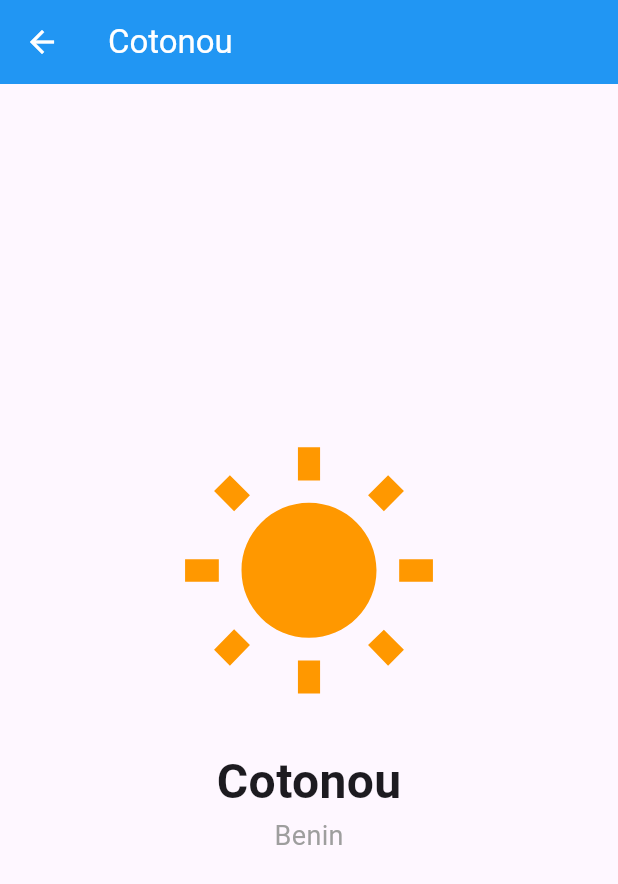
After one commit to BADAMariano/tp-developpement-mobile-groupe-9, a Flutter app: the screen it shows after launch, after a tap on "Chargement...", on a phone screen of 412 x 824 dp. The commit adds this screen. Shown: the top 884 px of the screen. Run offline on Flutter 3.47's test engine with Material 3 defaults, Android fonts, the phone set to English and light mode, and no system bars; our stand-ins replace dio, flutter_local_notifications, geolocator, image_picker.

Commit message:
TP4 -Ajouter Hero sur l'écran d'accueil

```diff
--- a/lib/screens/ecran_accueil.dart
+++ b/lib/screens/ecran_accueil.dart
@@ -6,6 +6,7 @@ import '../viewmodels/ville_viewmodels.dart';
 import '../services/meteo_service.dart';
 import '../services/localisation_service.dart';
 import 'ecran_liste_ville.dart';
+import 'ecran_detail_ville.dart';
 
 class EcranAccueil extends StatefulWidget {
   const EcranAccueil({super.key});
@@ -20,10 +21,22 @@ class _EcranAccueilState extends State<EcranAccueil> {
   @override
   void initState() {
     super.initState();
-    // Demarrer l'animation apres 300 ms
     Future.delayed(Duration(milliseconds: 300), () {
       if (mounted) setState(() => _visible = true);
     });
+  }
+
+  IconData _iconeMeteo(String condition) {
+    switch (condition) {
+      case 'Ensoleille':
+        return Icons.wb_sunny;
+      case 'Nuageux':
+        return Icons.cloud;
+      case 'Pluvieux':
+        return Icons.umbrella;
+      default:
+        return Icons.wb_cloudy;
+    }
   }
 
   @override
@@ -87,10 +100,28 @@ class _EcranAccueilState extends State<EcranAccueil> {
                     ),
                   ),
                   SizedBox(height: 16),
-                  Icon(
-                    _iconeMeteo(ville.condition),
+                  // Hero + infos meteo avec navigation vers detail
+                  GestureDetector(
+                    onTap: () {
+                      Navigator.push(
+                        context,
+                        MaterialPageRoute(
+                          builder: (_) => EcranDetailVille(
+                            ville: vm.villeSelectionnee!,
+                            meteo: vm.meteoActuelle,
+                          ),
+                        ),
+                      );
+                    },
+                    child: Column(
+                      children: [
+                        Hero(
+                          tag: 'icone-${vm.villeSelectionnee?.nom ?? "meteo"}',
+                          child: Icon(
+                            _iconeMeteo(vm.villeSelectionnee?.condition ?? ''),
                             size: 100,
                             color: Colors.orange,
+                          ),
                         ),
                         SizedBox(height: 16),
                         Consumer<VilleViewModel>(
@@ -101,14 +132,19 @@ class _EcranAccueilState extends State<EcranAccueil> {
                             if (vm.erreur != null) {
                               return Column(
                                 children: [
-                            Icon(Icons.wifi_off, size: 60, color: Colors.red),
+                                  Icon(
+                                    Icons.wifi_off,
+                                    size: 60,
+                                    color: Colors.red,
+                                  ),
                                   Text(
                                     vm.erreur!,
                                     style: TextStyle(color: Colors.red),
                                   ),
                                   ElevatedButton(
-                              onPressed: () =>
-                                  vm.selectionnerVille(vm.villeSelectionnee!),
+                                    onPressed: () => vm.selectionnerVille(
+                                      vm.villeSelectionnee!,
+                                    ),
                                     child: Text('Reessayer'),
                                   ),
                                 ],
@@ -136,7 +172,13 @@ class _EcranAccueilState extends State<EcranAccueil> {
                         SizedBox(height: 16),
                         Text(
                           ville.nom,
-                    style: TextStyle(fontSize: 28, color: Colors.grey[700]),
+                          style: TextStyle(
+                            fontSize: 28,
+                            color: Colors.grey[700],
+                          ),
+                        ),
+                      ],
+                    ),
                   ),
                   SizedBox(height: 32),
                   // Bouton GPS
@@ -189,17 +231,4 @@ class _EcranAccueilState extends State<EcranAccueil> {
       ),
     );
   }
-
-  IconData _iconeMeteo(String condition) {
-    switch (condition) {
-      case 'Ensoleille':
-        return Icons.wb_sunny;
-      case 'Nuageux':
-        return Icons.cloud;
-      case 'Pluvieux':
-        return Icons.umbrella;
-      default:
-        return Icons.wb_cloudy;
 }
-  }
-}
--- /dev/null
+++ b/lib/screens/ecran_detail_ville.dart
@@ -0,0 +1,56 @@
+import 'package:flutter/material.dart';
+import '../models/ville.dart';
+import '../models/meteo_data.dart';
+
+class EcranDetailVille extends StatelessWidget {
+  final Ville ville;
+  final MeteoData? meteo;
+
+  const EcranDetailVille({super.key, required this.ville, this.meteo});
+
+  @override
+  Widget build(BuildContext context) {
+    return Scaffold(
+      appBar: AppBar(
+        title: Text(ville.nom),
+        backgroundColor: Colors.blue,
+        foregroundColor: Colors.white,
+      ),
+      body: Center(
+        child: Column(
+          mainAxisAlignment: MainAxisAlignment.center,
+          children: [
+            Hero(
+              tag: 'icone-${ville.nom}',
+              child: Icon(Icons.wb_sunny, size: 180, color: Colors.orange),
+            ),
+            SizedBox(height: 24),
+            Text(
+              ville.nom,
+              style: TextStyle(fontSize: 32, fontWeight: FontWeight.bold),
+            ),
+            Text(
+              ville.pays,
+              style: TextStyle(fontSize: 18, color: Colors.grey),
+            ),
+            SizedBox(height: 16),
+            if (meteo != null) ...[
+              Text(
+                '${meteo!.temperature.toStringAsFixed(1)} C',
+                style: TextStyle(
+                  fontSize: 72,
+                  fontWeight: FontWeight.bold,
+                  color: Colors.blue,
+                ),
+              ),
+              Text(
+                '${meteo!.conditionTexte} - ${meteo!.humidite}% humidite',
+                style: TextStyle(fontSize: 18, color: Colors.grey[600]),
+              ),
+            ],
+          ],
+        ),
+      ),
+    );
+  }
+}
```
Lines whose indentation alone changed are shown as unchanged.
